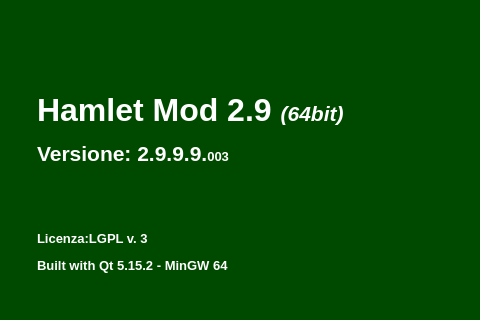
First picture: the form in mainwindow.ui, repository fblabs/hamlet-mod-sancon, before the edit; both pictures show x 460 to 940 and y 0 to 320 of the 1156 by 831 pixel window.
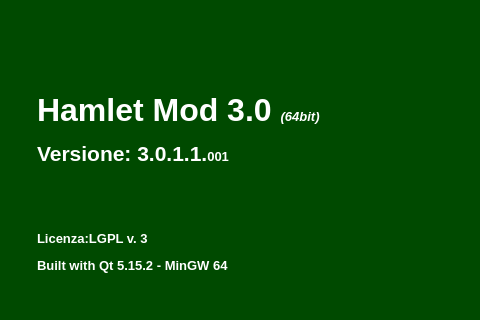
Second picture: the form after the edit. Icons and pictures are not drawn.

Diff of the .ui file:
```diff
--- a/mainwindow.ui
+++ b/mainwindow.ui
@@ -492,7 +492,7 @@
          <enum>QFrame::NoFrame</enum>
         </property>
         <property name="text">
-         <string>&lt;html&gt;&lt;head/&gt;&lt;body&gt;&lt;p&gt;&lt;span style=&quot; font-size:24pt; font-weight:600;&quot;&gt;Hamlet Mod 2.9 &lt;/span&gt;&lt;span style=&quot; font-size:16pt; font-weight:600; font-style:italic;&quot;&gt;(64bit)&lt;/span&gt;&lt;/p&gt;&lt;p&gt;&lt;span style=&quot; font-size:16pt; font-weight:600;&quot;&gt;Versione: 2.9.9.9.&lt;/span&gt;&lt;span style=&quot; font-size:10pt; font-weight:600;&quot;&gt;003&lt;/span&gt;&lt;br/&gt;&lt;/p&gt;&lt;p&gt;&lt;br/&gt;&lt;/p&gt;&lt;p&gt;&lt;span style=&quot; font-size:10pt; font-weight:600;&quot;&gt;Licenza:LGPL v. 3&lt;/span&gt;&lt;/p&gt;&lt;p&gt;&lt;span style=&quot; font-size:10pt; font-weight:600;&quot;&gt;Built with Qt 5.15.2 - MinGW 64&lt;/span&gt;&lt;/p&gt;&lt;p&gt;&lt;br/&gt;&lt;/p&gt;&lt;p&gt;&lt;br/&gt;&lt;/p&gt;&lt;p&gt;&lt;span style=&quot; font-size:10pt;&quot;&gt;© FBLABS 2015-2022&lt;/span&gt;&lt;/p&gt;&lt;p&gt;&lt;a href=&quot;￼￼https://github.com/fblabs/hamlet-mod-sancon&quot;&gt;&lt;span style=&quot; font-size:10pt; font-weight:600; text-decoration: underline; color:#aaffff;&quot;&gt;Sorgenti (github)&lt;/span&gt;&lt;/a&gt;&lt;/p&gt;&lt;/body&gt;&lt;/html&gt;</string>
+         <string>&lt;html&gt;&lt;head/&gt;&lt;body&gt;&lt;p&gt;&lt;span style=&quot; font-size:24pt; font-weight:600;&quot;&gt;Hamlet Mod 3.0 &lt;/span&gt;&lt;span style=&quot; font-size:10pt; font-weight:600; font-style:italic;&quot;&gt;(64bit)&lt;/span&gt;&lt;/p&gt;&lt;p&gt;&lt;span style=&quot; font-size:16pt; font-weight:600;&quot;&gt;Versione: 3.0.1.1.&lt;/span&gt;&lt;span style=&quot; font-size:10pt; font-weight:600;&quot;&gt;001&lt;/span&gt;&lt;br/&gt;&lt;/p&gt;&lt;p&gt;&lt;br/&gt;&lt;/p&gt;&lt;p&gt;&lt;span style=&quot; font-size:10pt; font-weight:600;&quot;&gt;Licenza:LGPL v. 3&lt;/span&gt;&lt;/p&gt;&lt;p&gt;&lt;span style=&quot; font-size:10pt; font-weight:600;&quot;&gt;Built with Qt 5.15.2 - MinGW 64&lt;/span&gt;&lt;/p&gt;&lt;p&gt;&lt;br/&gt;&lt;/p&gt;&lt;p&gt;&lt;br/&gt;&lt;/p&gt;&lt;p&gt;&lt;span style=&quot; font-size:10pt;&quot;&gt;© FBLABS 2015-2022&lt;/span&gt;&lt;/p&gt;&lt;p&gt;&lt;a href=&quot;￼￼https://github.com/fblabs/hamlet-mod-sancon&quot;&gt;&lt;span style=&quot; font-size:10pt; font-weight:600; text-decoration: underline; color:#aaffff;&quot;&gt;Sorgenti (github)&lt;/span&gt;&lt;/a&gt;&lt;/p&gt;&lt;/body&gt;&lt;/html&gt;</string>
         </property>
         <property name="scaledContents">
          <bool>false</bool>
```
